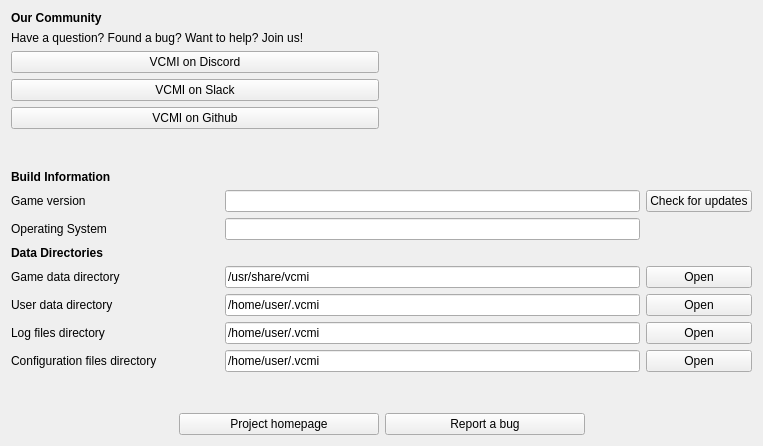
First picture: the form in launcher/aboutProject/aboutproject_moc.ui, repository vcmi/vcmi, before the edit.
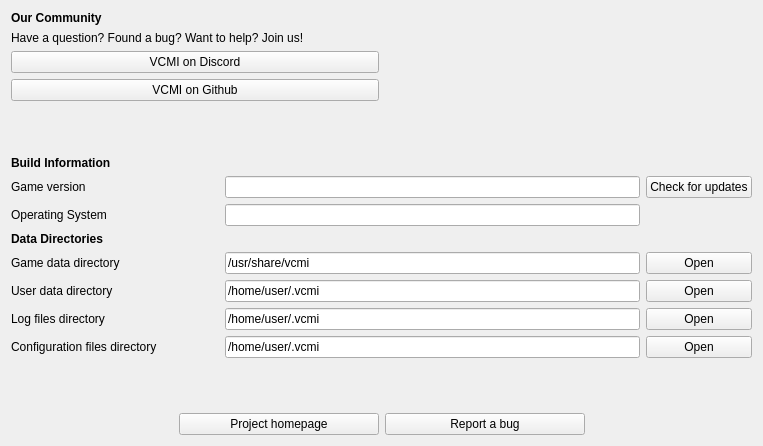
Second picture: the form after the edit.

Commit message: remove slack

Diff of the .ui file:
```diff
--- a/launcher/aboutProject/aboutproject_moc.ui
+++ b/launcher/aboutProject/aboutproject_moc.ui
@@ -30,7 +30,7 @@
        </property>
       </widget>
      </item>
-     <item row="4" column="0">
+     <item row="3" column="0">
       <widget class="QPushButton" name="pushButtonGithub">
        <property name="text">
         <string>VCMI on Github</string>
@@ -55,13 +55,6 @@
        </property>
       </widget>
      </item>
-     <item row="3" column="0">
-      <widget class="QPushButton" name="pushButtonSlack">
-       <property name="text">
-        <string>VCMI on Slack</string>
-       </property>
-      </widget>
-     </item>
     </layout>
    </item>
    <item>
```
The commit also changes 20 other files.
